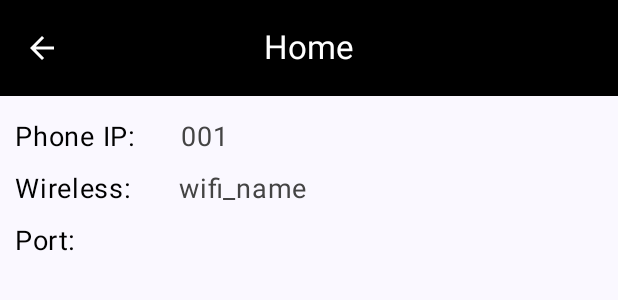
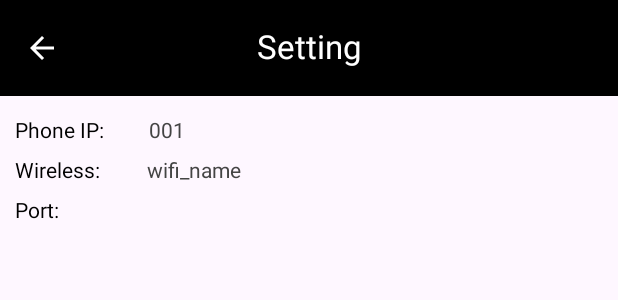
Before and after one commit to RileySuomi/HMobile, an Android app built with Jetpack Compose: the @Preview function SettingPreview, on a phone screen of 412 x 824 dp. Shown: the top 300 px of the screen. Run offline under Robolectric (Android 15) with nearby library versions, the phone set to English and light mode, and no system bars.

Commit message:
update setting screen and home screen

```diff
--- a/app/src/main/java/com/example/demorobocontrollerapp/RobotControllerApp.kt
+++ b/app/src/main/java/com/example/demorobocontrollerapp/RobotControllerApp.kt
@@ -90,7 +90,7 @@ fun DisplayApp(viewModel: RobotControllerViewModel, onSettingPressed: () -> Unit
     Scaffold (
         topBar = {
             CenterAlignedTopAppBar(
-                title = { Text(text = "Setting", fontSize = 22.sp) },
+                title = { Text(text = "Home", fontSize = 22.sp) },
                 colors = TopAppBarDefaults.topAppBarColors(
                     containerColor = Color.Black,
                     titleContentColor = Color.White,
--- a/app/src/main/java/com/example/demorobocontrollerapp/SettingPage.kt
+++ b/app/src/main/java/com/example/demorobocontrollerapp/SettingPage.kt
@@ -25,6 +25,9 @@ import androidx.compose.ui.input.nestedscroll.nestedScroll
 import androidx.compose.ui.tooling.preview.Preview
 import androidx.compose.ui.unit.dp
 import androidx.compose.ui.unit.sp
+import androidx.navigation.compose.NavHost
+import androidx.navigation.compose.composable
+import androidx.navigation.compose.rememberNavController
 import com.example.demorobocontrollerapp.ui.theme.DemoRoboControllerAppTheme
 
 
@@ -32,9 +35,7 @@ import com.example.demorobocontrollerapp.ui.theme.DemoRoboControllerAppTheme
 @Preview(showBackground = true)
 @Composable
 fun SettingPreview() {
-    DemoRoboControllerAppTheme {
-       DisplaySetting(viewModel = SettingViewModel(), onBackPressed = {})
-    }
+    DisplaySetting(viewModel = SettingViewModel(), onBackPressed = {})
 }
 
 @Composable
@@ -45,7 +46,7 @@ fun DisplaySetting(viewModel: SettingViewModel, onBackPressed: () -> Unit) {
 
         topBar = {
             CenterAlignedTopAppBar(
-                title = { Text(text = "Home", fontSize = 22.sp) },
+                title = { Text(text = "Setting", fontSize = 22.sp) },
                 colors = TopAppBarDefaults.topAppBarColors(
                     containerColor = Color.Black,
                     titleContentColor = Color.White,
```
